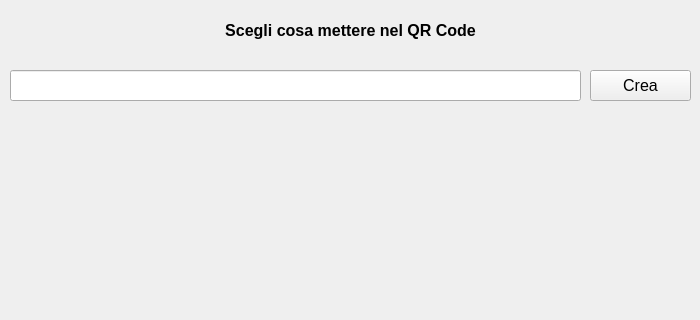
Qt form main.ui (mattepuffo/MPQrcode) before a commit; both pictures show x 0 to 700 and y 0 to 320 of the 700 by 600 pixel window.
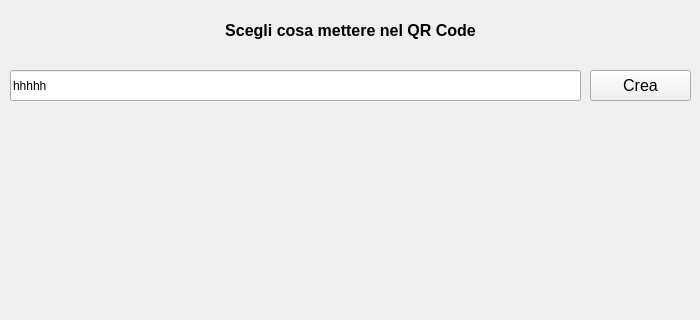
The same form after that commit.

Diff of the .ui file:
```diff
--- a/main.ui
+++ b/main.ui
@@ -75,6 +75,9 @@
       <height>31</height>
      </rect>
     </property>
+    <property name="text">
+     <string>hhhhh</string>
+    </property>
    </widget>
    <widget class="QLabel" name="lblImage">
     <property name="geometry">
```
